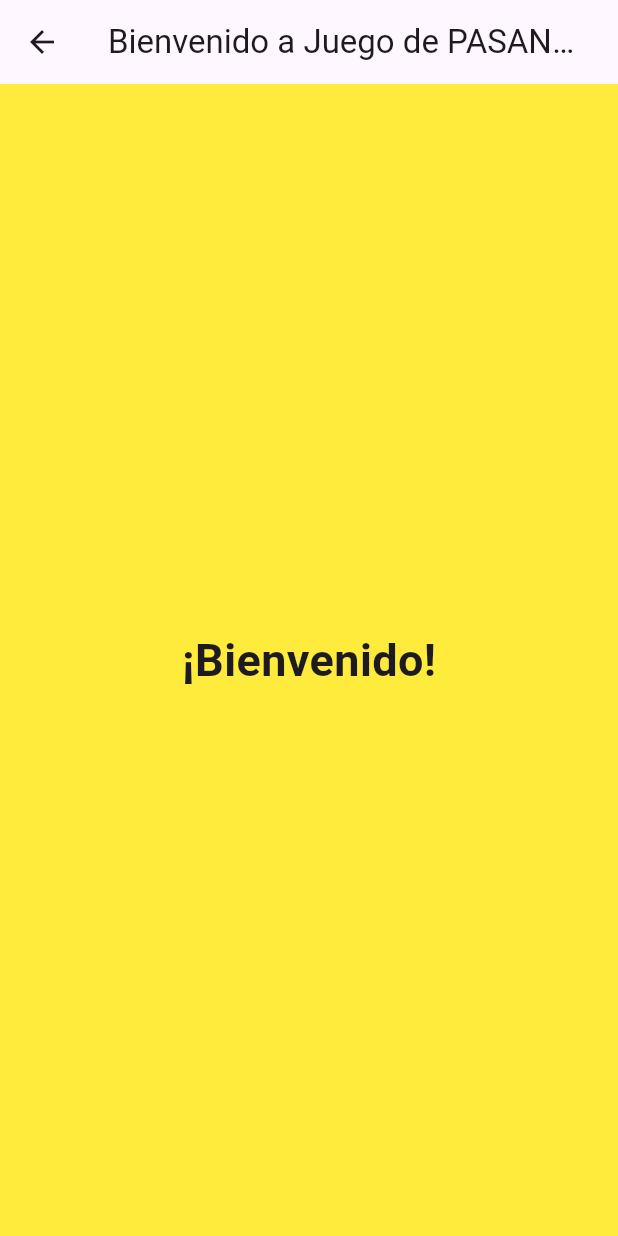
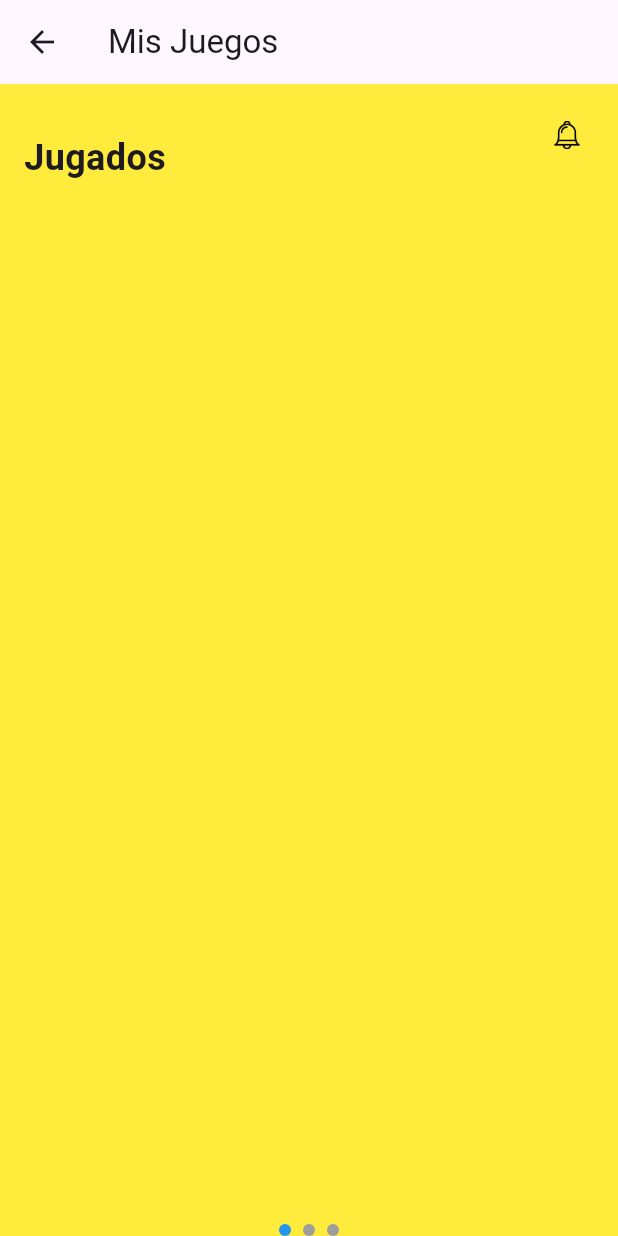
Before and after one commit to keny123x/pasanaku, a Flutter app: the screen it shows after launch, after a tap on "Iniciar sesión", on a phone screen of 412 x 824 dp. Run offline on Flutter 3.47's test engine with Material 3 defaults, Android fonts, the phone set to English and light mode, and no system bars.

Commit message:
first commit

```diff
--- a/lib/main.dart
+++ b/lib/main.dart
@@ -1,4 +1,6 @@
+// main.dart
 import 'package:flutter/material.dart';
+import 'mis_juegos.dart';
 
 void main() {
   runApp(LoginApp());
@@ -24,46 +26,52 @@ class LoginPage extends StatelessWidget {
   Widget build(BuildContext context) {
     return Scaffold(
       appBar: AppBar(
-        title: Text(
-          'PASANAKU',
-          style: TextStyle(fontWeight: FontWeight.bold),
-        ),
+        title: Text('PASANAKU', style: TextStyle(fontSize: 24, fontWeight: FontWeight.bold)),
       ),
-      backgroundColor: Colors.yellow, // Aquí establecemos el color de fondo
-      body: Center(
+      body: Container(
+        color: Colors.yellow, // Fondo amarillo
+        padding: EdgeInsets.all(20.0),
         child: Column(
           mainAxisAlignment: MainAxisAlignment.center,
-          children: <Widget>[
+          children: [
+            // Aquí van los campos de texto para el correo electrónico y la contraseña
             TextField(
               decoration: InputDecoration(
-                hintText: 'Usuario',
-                prefixIcon: Icon(Icons.person),
+                hintText: 'Correo electrónico',
               ),
             ),
-            SizedBox(height: 20),
             TextField(
+              obscureText: true,
               decoration: InputDecoration(
                 hintText: 'Contraseña',
-                prefixIcon: Icon(Icons.lock),
               ),
-              obscureText: true,
             ),
-            SizedBox(height: 20),
+            // Este es el botón de inicio de sesión
             ElevatedButton(
               onPressed: () {
+                // Aquí colocas la lógica para verificar el inicio de sesión
+                // Por ahora, simplemente navegará a la pantalla de MisJuegosScreen
                 Navigator.push(
                   context,
-                  MaterialPageRoute(builder: (context) => WelcomePage()),
+                  MaterialPageRoute(builder: (context) => MisJuegosScreen()),
                 );
               },
-              child: Text('Iniciar sesión'),
+              child: Text(
+                'Iniciar sesión',
+                style: TextStyle(fontWeight: FontWeight.bold),
+              ),
             ),
-            SizedBox(height: 20),
-            Text(
-              '¿Olvidaste tu contraseña?',
-              style: TextStyle(
-                fontWeight: FontWeight.bold,
-                color: Colors.grey,
+            SizedBox(height: 10),
+            GestureDetector(
+              onTap: () {
+                // Aquí colocas la lógica para el enlace de "¿Olvidaste tu contraseña?"
+              },
+              child: Text(
+                '¿Olvidaste tu contraseña?',
+                style: TextStyle(
+                  fontWeight: FontWeight.bold,
+                  color: Colors.blue, // Cambiar el color del enlace si lo deseas
+                ),
               ),
             ),
           ],
@@ -81,7 +89,7 @@ class WelcomePage extends StatelessWidget {
         title: Text('Bienvenido a Juego de PASANAKU!!'),
       ),
       body: Container(
-        color: Colors.yellow,
+        color: Colors.yellow, // Fondo amarillo
         child: Center(
           child: Text(
             '¡Bienvenido!',
--- /dev/null
+++ b/lib/mis_juegos.dart
@@ -0,0 +1,137 @@
+// mis_juegos.dart
+import 'package:flutter/material.dart';
+import 'API.dart'; // Importa tu clase InvitacionService
+import 'notificacion.dart';
+
+class MisJuegosScreen extends StatefulWidget {
+  @override
+  _MisJuegosScreenState createState() => _MisJuegosScreenState();
+}
+
+class _MisJuegosScreenState extends State<MisJuegosScreen> {
+  final PageController _pageController = PageController();
+  int _currentPage = 0;
+
+  final InvitacionService _invitacionService = InvitacionService('URL_DE_TU_API'); // Crea una instancia de InvitacionService
+
+  String idJuego = 'id_juego'; // Definir idJuego
+  String email = 'email';
+  String estado = 'estado';
+
+void _mostrarNotificaciones(BuildContext context) {
+  Navigator.push(
+    context,
+    PageRouteBuilder(
+      pageBuilder: (context, animation1, animation2) => NotificacionesScreen(),
+      transitionsBuilder: (context, animation1, animation2, child) {
+        return FadeTransition(
+          opacity: animation1,
+          child: child,
+        );
+      },
+    ),
+  );
+}
+
+
+  @override
+  Widget build(BuildContext context) {
+    return Scaffold(
+      appBar: AppBar(
+        title: Text('Mis Juegos'),
+      ),
+      body: Stack(
+        children: [
+          Container(
+            color: Colors.yellow, // Fondo amarillo
+            child: Column(
+              crossAxisAlignment: CrossAxisAlignment.start,
+              children: [
+                SizedBox(height: 16),
+                Expanded(
+                  child: PageView(
+                    controller: _pageController,
+                    onPageChanged: (index) {
+                      setState(() {
+                        _currentPage = index;
+                      });
+                    },
+                    children: [
+                      _buildSection(title: 'Jugados'),
+                      _buildSection(title: 'Pendientes'),
+                      _buildSection(title: 'Finalizados'),
+                    ],
+                  ),
+                ),
+                _buildPageIndicator(),
+              ],
+            ),
+          ),
+          Positioned(
+            top: 16,
+            right: 16,
+            child: GestureDetector(
+              onTap: () {
+                _mostrarNotificaciones(context); // Llama a la función para mostrar las notificaciones
+              },
+              child: Image.asset('assets/campanita.png', width: 36, height: 36),
+            ),
+          ),
+        ],
+      ),
+    );
+  }
+
+  Widget _buildSection({required String title}) {
+    return Container(
+      padding: EdgeInsets.all(16),
+      child: Column(
+        crossAxisAlignment: CrossAxisAlignment.start,
+        children: [
+          Text(
+            title,
+            style: TextStyle(fontSize: 24, fontWeight: FontWeight.bold),
+          ),
+          SizedBox(height: 8),
+          Expanded(
+            child: ListView.builder(
+              itemCount: 0, // Sin jugadores por ahora
+              itemBuilder: (context, index) {
+                return ListTile(
+                  title: Text('Jugador ${index + 1}'),
+                  subtitle: Text('Puntuación: ${index * 100}'),
+                  trailing: Icon(Icons.arrow_forward),
+                  onTap: () {
+                    // Acción al hacer clic en un jugador
+                  },
+                );
+              },
+            ),
+          ),
+        ],
+      ),
+    );
+  }
+
+  Widget _buildPageIndicator() {
+    return Row(
+      mainAxisAlignment: MainAxisAlignment.center,
+      children: List.generate(
+        3, // Total de páginas en el PageView
+        (index) => _buildIndicator(index),
+      ),
+    );
+  }
+
+  Widget _buildIndicator(int index) {
+    return Container(
+      margin: EdgeInsets.symmetric(horizontal: 4),
+      width: 8,
+      height: 8,
+      decoration: BoxDecoration(
+        shape: BoxShape.circle,
+        color: _currentPage == index ? Colors.blue : Colors.grey,
+      ),
+    );
+  }
+}
--- a/pubspec.yaml
+++ b/pubspec.yaml
@@ -35,6 +35,7 @@ dependencies:
   # The following adds the Cupertino Icons font to your application.
   # Use with the CupertinoIcons class for iOS style icons.
   cupertino_icons: ^1.0.2
+  http: ^1.2.0
 
 dev_dependencies:
   flutter_test:
@@ -57,6 +58,8 @@ flutter:
   # included with your application, so that you can use the icons in
   # the material Icons class.
   uses-material-design: true
+  assets:
+    - assets/campanita.png
 
   # To add assets to your application, add an assets section, like this:
   # assets:
```
Also changed, not shown: lib/API.dart (added, +38 -0 lines), lib/Notificacion.dart (added, +75 -0 lines), assets/campanita.png (added), pubspec.lock, 2 other files.
